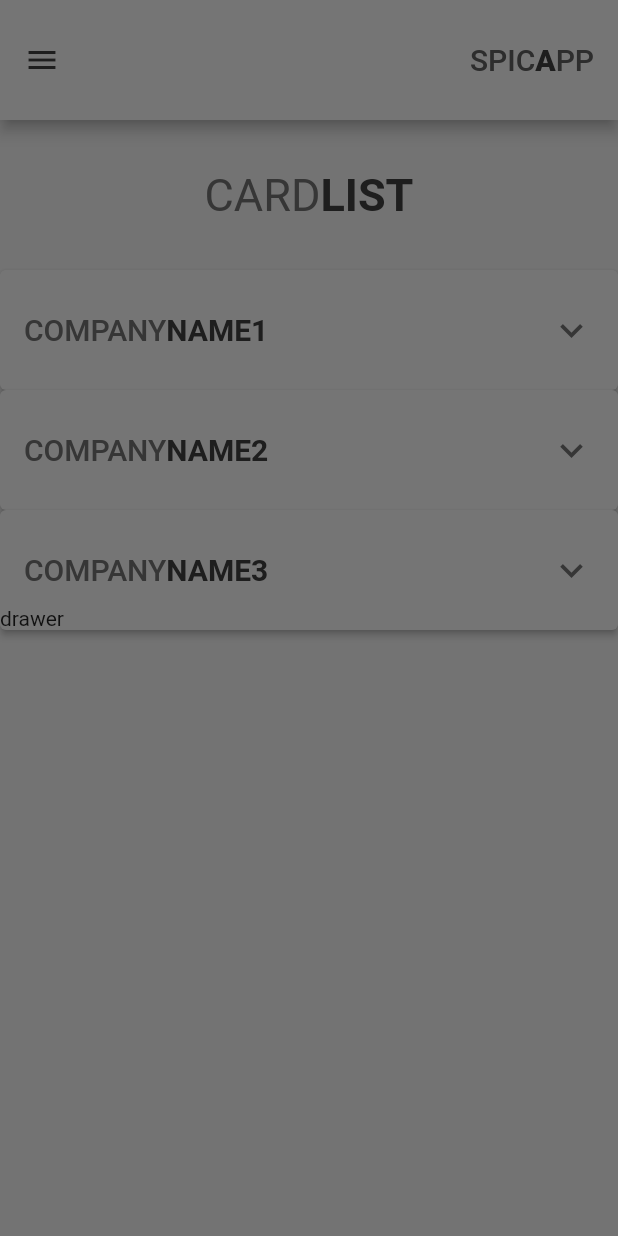
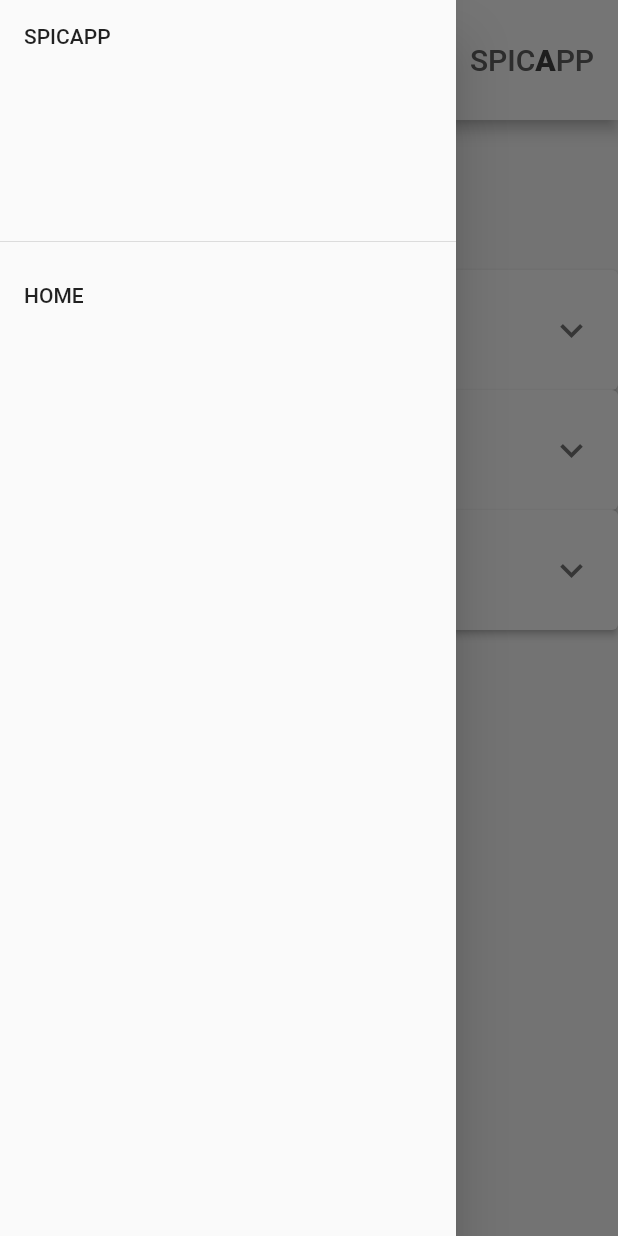
Before and after one commit to tcajic00/spica_app, a Flutter app: the screen it shows after launch, with the side drawer open, on a phone screen of 412 x 824 dp. Run offline on Flutter 3.47's test engine with Material 2 defaults, Android fonts, the phone set to English and light mode, and no system bars.

Commit message:
Add and implement home button in drawer

```diff
--- a/lib/main.dart
+++ b/lib/main.dart
@@ -29,12 +29,11 @@
                 setState(() {
                   currentCard = data;
                 });
-                Navigator.push(
-                    context,
-                    MaterialPageRoute(
-                        builder: (context) => CardScreen(
-                              data: currentCard,
-                            )));
+
+                Navigator.of(context).push(MaterialPageRoute(
+                    builder: (context) => CardScreen(
+                          data: currentCard,
+                        )));
               },
             ),
       },
--- a/lib/screens/home_screen/home_screen.dart
+++ b/lib/screens/home_screen/home_screen.dart
@@ -19,6 +19,32 @@ class HomeScreen extends StatefulWidget {
 }
 
 class _HomeScreenState extends State<HomeScreen> {
+  final List<CardData> defaultData = [
+    CardData(
+      "COMPANY",
+      "NAME1",
+      "Ivo Ivic",
+      "1234 5678 9123 4 5",
+      "12/2022",
+      1,
+    ),
+    CardData(
+      "COMPANY",
+      "NAME2",
+      "Ivo Ivic",
+      "6548 7364 8573 8 8",
+      "10/2022",
+      2,
+    ),
+    CardData(
+      "COMPANY",
+      "NAME3",
+      "Ivo Ivic",
+      "6483 6549 6385 9 7",
+      "11/2022",
+      3,
+    ),
+  ];
   @override
   Widget build(BuildContext context) {
     return Scaffold(
@@ -26,7 +52,7 @@ class _HomeScreenState extends State<HomeScreen> {
         preferredSize: Size.fromHeight(80),
         child: NavigationBar(),
       ),
-      drawer: SideMenu(),
+      drawer: const SideMenu(),
       body: Column(
         children: [
           SizedBox(
@@ -53,41 +79,20 @@ class _HomeScreenState extends State<HomeScreen> {
               ],
             ),
           ),
-          CardTemplate(
-            data: CardData(
-              "COMPANY",
-              "NAME1",
-              "Ivo Ivic",
-              "1234 5678 9123 4 5",
-              "12/2022",
-              1,
-            ),
-            setCard: widget.selectCard,
-          ),
-          CardTemplate(
-            data: CardData(
-              "COMPANY",
-              "NAME2",
-              "Ivo Ivic",
-              "6548 7364 8573 8 8",
-              "10/2022",
-              2,
-            ),
-            setCard: widget.selectCard,
-          ),
-          CardTemplate(
-            data: CardData(
-              "COMPANY",
-              "NAME3",
-              "Ivo Ivic",
-              "6483 6549 6385 9 7",
-              "11/2022",
-              3,
-            ),
-            setCard: widget.selectCard,
+          Column(
+            children: _cardList(),
           ),
         ],
       ),
     );
   }
+
+  List<Widget> _cardList() {
+    return defaultData
+        .map((data) => CardTemplate(
+              data: data,
+              setCard: widget.selectCard,
+            ))
+        .toList();
+  }
 }
--- a/lib/shared/side_menu.dart
+++ b/lib/shared/side_menu.dart
@@ -1,10 +1,32 @@
 import 'package:flutter/material.dart';
+import 'package:spica_app/data/card_data.dart';
+import 'package:spica_app/screens/card_screen/card_screen.dart';
+import 'package:spica_app/screens/home_screen/home_screen.dart';
 
-class SideMenu extends StatelessWidget {
+class SideMenu extends StatefulWidget {
   const SideMenu({Key? key}) : super(key: key);
 
   @override
+  State<SideMenu> createState() => _SideMenuState();
+}
+
+class _SideMenuState extends State<SideMenu> {
+  CardData currentCard = CardData("", "", "", "", "", 0);
+  @override
   Widget build(BuildContext context) {
-    return Text("drawer");
+    return Drawer(
+      child: ListView(children: [
+        const DrawerHeader(
+          child: Text("SPICAPP"),
+        ),
+        ListTile(
+          title: const Text("HOME"),
+          onTap: () {
+            Navigator.pop(context);
+            Navigator.pushNamed(context, '/');
+          },
+        ),
+      ]),
+    );
   }
 }
```
